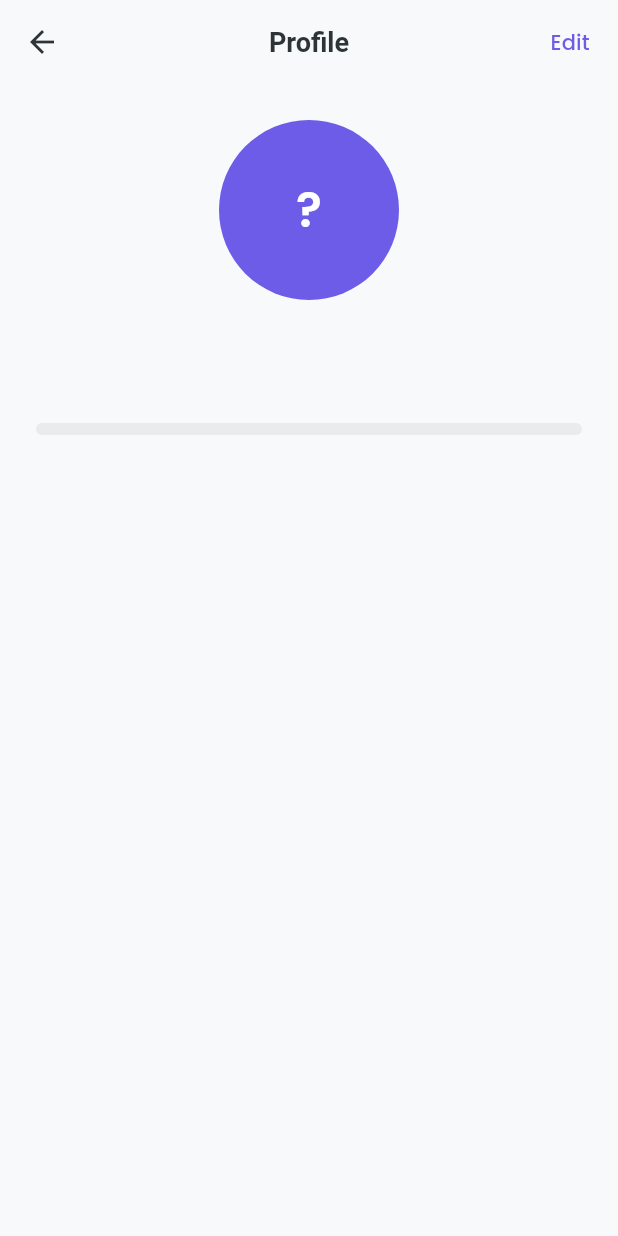
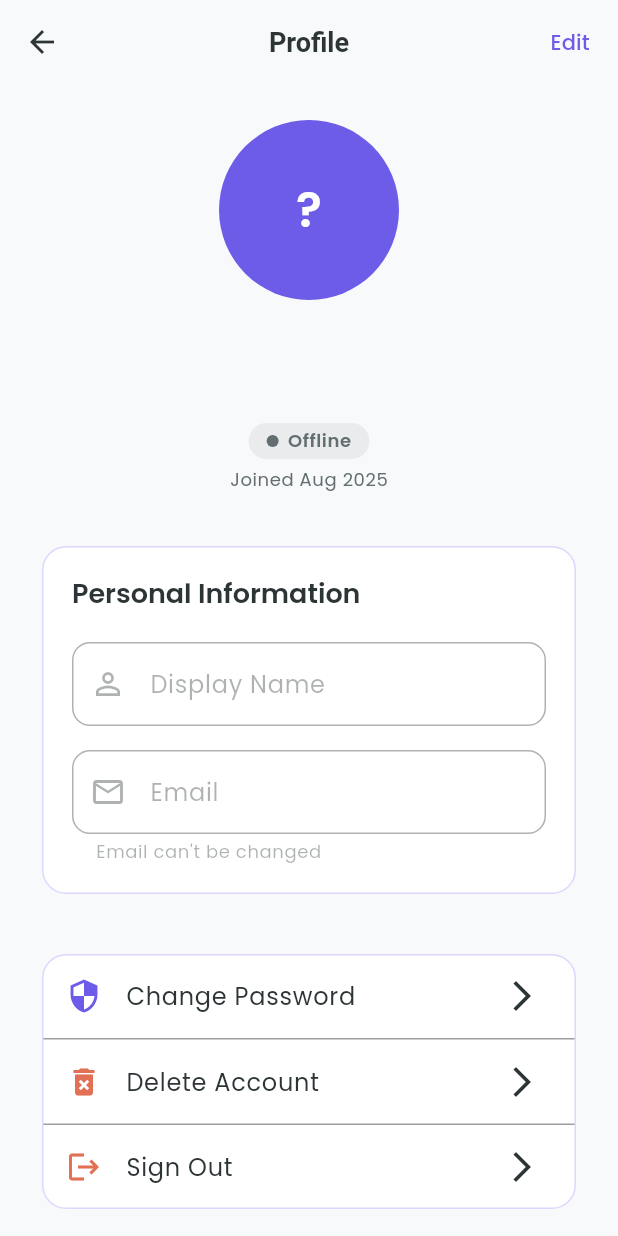
Before and after one commit to RuomiChen/chat_app, a Flutter app: the ProfileView screen opened by its route, on a phone screen of 412 x 824 dp. Run offline on Flutter 3.47's test engine with Material 3 defaults, Android fonts, the phone set to English and light mode, and no system bars; our stand-ins replace cloud_firestore, firebase_auth, firebase_core, get, google_fonts; accounts and stored records are empty.

Commit message:
feat:user profile

```diff
--- a/lib/controllers/auth_controller.dart
+++ b/lib/controllers/auth_controller.dart
@@ -22,7 +22,7 @@ class AuthController extends GetxController {
   void onInit() {
     super.onInit();
     _user.bindStream(_authService.authStateChanges);
-    ever(_user, _handleAuthStateChange);
+    // ever(_user, _handleAuthStateChange);
   }
 
   void _handleAuthStateChange(User? user) {
@@ -40,16 +40,16 @@ class AuthController extends GetxController {
     }
   }
 
-  void checkInitialAuthState() {
-    final currentUser = FirebaseAuth.instance.currentUser;
-    if (currentUser != null) {
-      _user.value = currentUser;
-      Get.offAllNamed(AppRoutes.profile);
-    } else {
-      Get.offAllNamed(AppRoutes.login);
-    }
-    _isinitialized.value = true;
-  }
+  // void checkInitialAuthState() {
+  //   final currentUser = FirebaseAuth.instance.currentUser;
+  //   if (currentUser != null) {
+  //     _user.value = currentUser;
+  //     Get.offAllNamed(AppRoutes.profile);
+  //   } else {
+  //     Get.offAllNamed(AppRoutes.login);
+  //   }
+  //   _isinitialized.value = true;
+  // }
 
   Future<void> signInWithEmailAndPassword(String email, String password) async {
     try {
--- a/lib/controllers/profile_controller.dart
+++ b/lib/controllers/profile_controller.dart
@@ -35,10 +35,15 @@ class ProfileController extends GetxController {
 
   void _loadUserData() {
     final currentUserId = _authController.user?.uid;
+      print('currentUserId');
+      print(currentUserId);
 
     if (currentUserId != null) {
       _currentUser.bindStream(_firestoreService.getUserStream(currentUserId));
       ever(_currentUser, (UserModel? user) {
+      print('user');
+      print(user?.toMap());
+
         if (user != null) {
           displayNameController.text = user.displayName;
           emailController.text = user.email;
@@ -102,7 +107,7 @@ class ProfileController extends GetxController {
             ),
             TextButton(
               onPressed: () => Get.back(result: true),
-              style: TextButton.styleFrom(foregroundColor: Colors.redAccent),
+              style: TextButton.styleFrom(backgroundColor: Colors.redAccent),
               child: Text('Delete', style: TextStyle(color: Colors.white)),
             ),
           ],
--- a/lib/services/auth_service.dart
+++ b/lib/services/auth_service.dart
@@ -17,8 +17,12 @@ class AuthService {
         email: email,
         password: password,
       );
+      print('sign result');
+      print(result);
+
       User? user = result.user;
       if (user != null) {
+        print('update user online status');
         await _firebaseService.updateUserOnlineStatus(user.uid, true);
         return await _firebaseService.getUser(user.uid);
       }
@@ -68,33 +72,28 @@ class AuthService {
       );
     }
   }
-  Future<void>signOut() async{
+
+  Future<void> signOut() async {
     try {
-      if(currentUser!=null){
-        await _firebaseService.updateUserOnlineStatus(currentUserId!,false);
-
+      if (currentUser != null) {
+        await _firebaseService.updateUserOnlineStatus(currentUserId!, false);
       }
       await _auth.signOut();
     } catch (e) {
-      throw Exception(
-        'Failed To Sign Out: ${e.toString()}',
-      );
-
+      throw Exception('Failed To Sign Out: ${e.toString()}');
     }
   }
-    Future<void>deleteAccount() async{
+
+  Future<void> deleteAccount() async {
     try {
       User? user = _auth.currentUser;
-      if(user!=null){
+      if (user != null) {
         await _firebaseService.deleteUser(user.uid);
         await user.delete();
       }
       await _auth.signOut();
     } catch (e) {
-      throw Exception(
-        'Failed To Delete Account: ${e.toString()}',
-      );
-
+      throw Exception('Failed To Delete Account: ${e.toString()}');
     }
   }
 }
--- a/lib/services/firestore_service.dart
+++ b/lib/services/firestore_service.dart
@@ -32,6 +32,7 @@ class FirestoreService {
           .collection('users')
           .doc(userId)
           .get();
+          print(doc);
       if (doc.exists) {
         await _firestore.collection('users').doc(userId).update({
           'isOnline': isOnline,
--- a/lib/views/profile_view.dart
+++ b/lib/views/profile_view.dart
@@ -113,14 +113,147 @@ class ProfileView extends GetView<ProfileController> {
                           : AppTheme.textSecondaryColor.withOpacity(0.1),
                       borderRadius: BorderRadius.circular(12),
                     ),
+                    child: Row(
+                      mainAxisSize: MainAxisSize.min,
+                      children: [
+                        Container(
+                          height: 8,
+                          width: 8,
+                          decoration: BoxDecoration(
+                            color: user.isOnline
+                                ? AppTheme.successColor
+                                : AppTheme.textSecondaryColor,
+                            borderRadius: BorderRadius.circular(4),
+                          ),
+                        ),
+                        SizedBox(width: 6),
+                        Text(
+                          user.isOnline ? 'Online' : 'Offline',
+                          style: Theme.of(Get.context!).textTheme.bodySmall
+                              ?.copyWith(
+                                color: user.isOnline
+                                    ? AppTheme.successColor
+                                    : AppTheme.textSecondaryColor,
+                                fontWeight: FontWeight.w600,
+                              ),
+                        ),
+                      ],
+                    ),
+                  ),
+                  SizedBox(height: 6),
+                  Text(
+                    controller.getJoinedDate(),
+                    style: Theme.of(Get.context!).textTheme.bodySmall?.copyWith(
+                      color: AppTheme.textSecondaryColor,
+                    ),
                   ),
                 ],
+              ),
+              SizedBox(height: 32),
+              Obx(
+                () => Card(
+                  child: Padding(
+                    padding: EdgeInsets.all(20),
+                    child: Column(
+                      crossAxisAlignment: CrossAxisAlignment.start,
+                      children: [
+                        Text(
+                          "Personal Information",
+                          style: Theme.of(Get.context!).textTheme.headlineSmall
+                              ?.copyWith(
+                                fontSize: 18,
+                                fontWeight: FontWeight.w600,
+                              ),
+                        ),
+                        SizedBox(height: 20),
+                        TextFormField(
+                          controller: controller.displayNameController,
+                          enabled: controller.isEditing,
+                          decoration: InputDecoration(
+                            labelText: 'Display Name',
+                            prefixIcon: Icon(Icons.person_outline),
+                          ),
+                        ),
+                        SizedBox(height: 16),
+                        TextFormField(
+                          controller: controller.emailController,
+                          enabled: false,
+                          decoration: InputDecoration(
+                            labelText: 'Email',
+                            prefixIcon: Icon(Icons.email_outlined),
+                            helperText: 'Email can\'t be changed',
+                          ),
+                        ),
+                        if (controller.isEditing) ...[
+                          SizedBox(height: 20),
+                          SizedBox(
+                            width: double.infinity,
+                            child: ElevatedButton(
+                              onPressed: controller.isLoading
+                                  ? null
+                                  : controller.updateProfile,
+                              child: controller.isLoading
+                                  ? SizedBox(
+                                      height: 20,
+                                      width: 20,
+                                      child: CircularProgressIndicator(
+                                        strokeWidth: 2,
+                                        color: Colors.white,
+                                      ),
+                                    )
+                                  : Text('Save Changes'),
+                            ),
+                          ),
+                        ],
+                      ],
+                    ),
+                  ),
+                ),
+              ),
+              SizedBox(height: 32),
+              Card(
+                child: Column(
+                  children: [
+                    ListTile(
+                      leading: Icon(
+                        Icons.security,
+                        color: AppTheme.primaryColor,
+                      ),
+                      title: Text('Change Password'),
+                      trailing: Icon(Icons.arrow_forward_ios),
+                      onTap: () => Get.toNamed('/change-password'),
+                    ),
+                    Divider(height: 1, color: Colors.grey),
+                    ListTile(
+                      leading: Icon(
+                        Icons.delete_forever,
+                        color: AppTheme.errorColor,
+                      ),
+                      title: Text('Delete Account'),
+                      trailing: Icon(Icons.arrow_forward_ios),
+                      onTap: controller.deleteAccount,
+                    ),
+                    Divider(height: 1, color: Colors.grey),
+                    ListTile(
+                      leading: Icon(Icons.logout, color: AppTheme.errorColor),
+                      title: Text('Sign Out'),
+                      trailing: Icon(Icons.arrow_forward_ios),
+                      onTap: controller.signOut,
+                    ),
+                  ],
+                ),
+              ),
+              SizedBox(height: 20),
+              Text(
+                'Chat App v1.0.0',
+                style: Theme.of(Get.context!).textTheme.bodySmall?.copyWith(
+                  color: AppTheme.textSecondaryColor,
+                ),
               ),
             ],
           ),
         );
       }),
-
     );
   }
 
```
